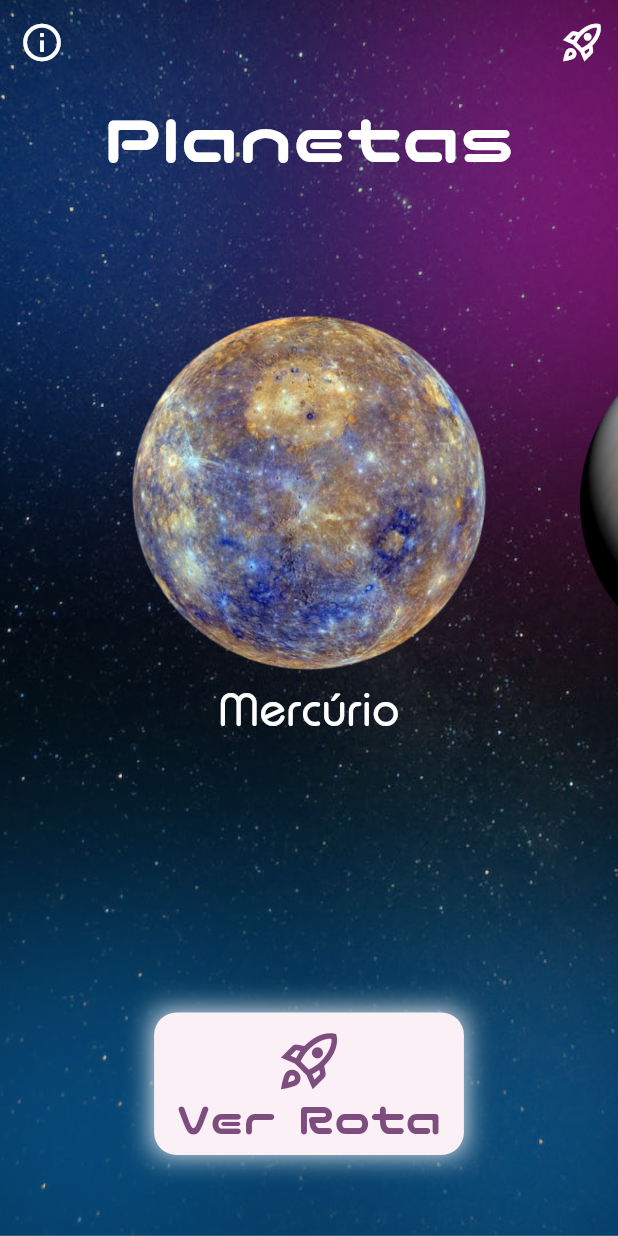
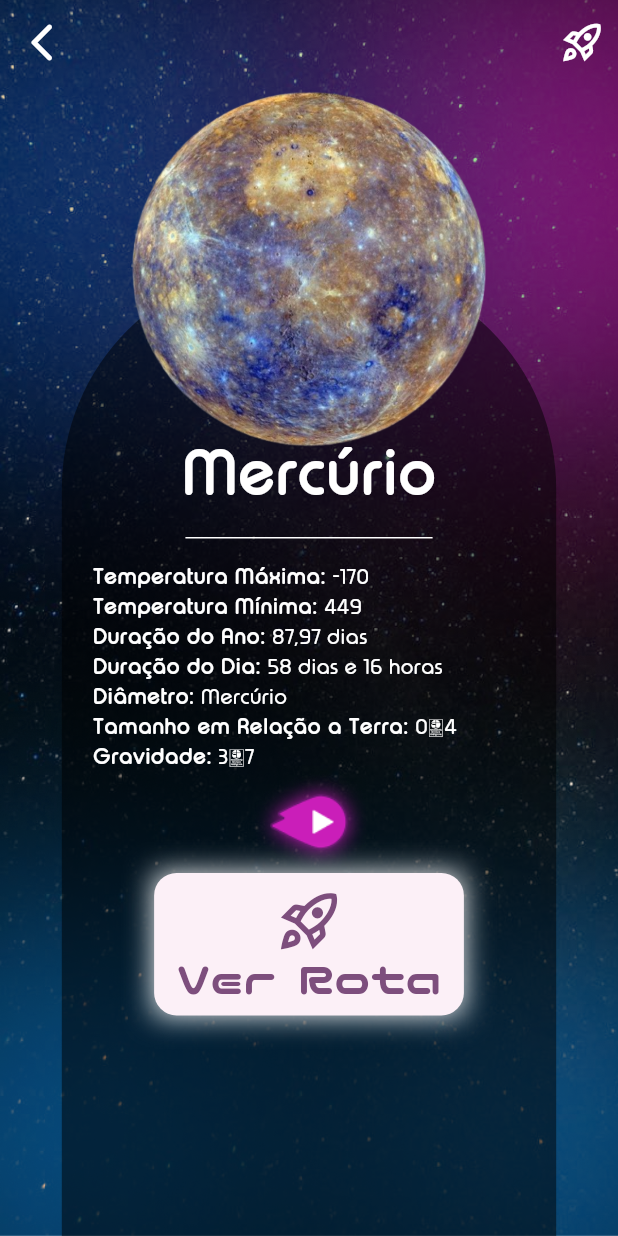
Before and after one commit to zamuelfernandes/odyssey_app, a Flutter app: the CarrouselPage screen opened directly, after a tap on "Mercúrio", on a phone screen of 412 x 824 dp. Run offline on Flutter 3.47's test engine with Material 2 defaults, Android fonts, the phone set to English and light mode, and no system bars; drawn by our look-alikes of carousel_slider; our stand-ins replace flutter_svg, smooth_page_indicator, youtube_player_flutter.

Commit message:
Implementação AboutPlanet

```diff
--- /dev/null
+++ b/lib/pages/initialPage/aboutPlanet.dart
@@ -0,0 +1,216 @@
+import 'package:flutter/material.dart';
+import 'package:odyssey_app/models/planets.dart';
+import 'package:odyssey_app/pages/initialPage/attractionsPage.dart';
+import 'package:odyssey_app/themes/app_colors.dart';
+import 'package:youtube_player_flutter/youtube_player_flutter.dart';
+
+class AboutPlanetPage extends StatefulWidget {
+  final Planet planet;
+  final String title;
+
+  const AboutPlanetPage({
+    super.key,
+    required this.planet,
+    this.title = 'AboutPlanetPage',
+  });
+
+  @override
+  AboutPlanetPageState createState() => AboutPlanetPageState();
+}
+
+class AboutPlanetPageState extends State<AboutPlanetPage> {
+  Planet? planet;
+  String videoID = '';
+  YoutubePlayerController _controller =
+      YoutubePlayerController(initialVideoId: '');
+
+  @override
+  void initState() {
+    planet = widget.planet;
+    videoID = planet!.video!;
+    _controller = YoutubePlayerController(
+      initialVideoId: videoID,
+    );
+    super.initState();
+  }
+
+  @override
+  Widget build(BuildContext context) {
+    double screenHeight = MediaQuery.sizeOf(context).height;
+    double screenWidth = MediaQuery.sizeOf(context).width;
+
+    return Container(
+      width: screenWidth,
+      height: screenHeight,
+      decoration: const BoxDecoration(
+        image: DecorationImage(
+          image: AssetImage("assets/images/background.png"),
+          fit: BoxFit.cover,
+        ),
+      ),
+      child: Scaffold(
+        backgroundColor: Colors.transparent,
+        appBar: AppBar(
+          backgroundColor: Colors.transparent,
+          leading: IconButton(
+            color: AppColors.white,
+            onPressed: () {
+              Navigator.pop(context);
+            },
+            icon: const Icon(
+              Icons.arrow_back_ios_new_rounded,
+              size: 30,
+              color: AppColors.white,
+            ),
+          ),
+          actions: <Widget>[
+            IconButton(
+              color: AppColors.white,
+              iconSize: 30,
+              onPressed: () {},
+              icon: const Icon(Icons.rocket_launch_outlined),
+            ),
+          ],
+        ),
+        body: Center(
+          child: Stack(
+            alignment: Alignment.topCenter,
+            children: [
+              Container(
+                  margin: const EdgeInsets.only(top: 120),
+                  width: screenWidth * 0.8,
+                  decoration: BoxDecoration(
+                    borderRadius: const BorderRadius.only(
+                      topLeft: Radius.circular(150),
+                      topRight: Radius.circular(150),
+                    ),
+                    color: Colors.black.withOpacity(0.5),
+                  )),
+              Hero(
+                tag: '${widget.planet.nome}',
+                child: Image.asset(
+                  widget.planet.imagem!,
+                  fit: BoxFit.cover,
+                  width: screenWidth * 0.6,
+                ),
+              ),
+              SizedBox(
+                width: screenWidth * 0.7,
+                child: Column(
+                  children: [
+                    const SizedBox(height: 230),
+                    Text(
+                      '${widget.planet.nome}',
+                      style: const TextStyle(
+                        fontWeight: FontWeight.w700,
+                        color: AppColors.white,
+                        fontSize: 40,
+                      ),
+                    ),
+                    Container(
+                      width: screenWidth * 0.4,
+                      height: 1,
+                      color: AppColors.white,
+                      margin: const EdgeInsets.symmetric(vertical: 15),
+                    ),
+                    infoTextWidget('Temperatura Máxima: ',
+                        '${widget.planet.maxTemperatura}'),
+                    infoTextWidget('Temperatura Mínima: ',
+                        '${widget.planet.minTemperatura}'),
+                    infoTextWidget('Duração do Ano: ', '${widget.planet.ano}'),
+                    infoTextWidget('Duração do Dia: ', '${widget.planet.dia}'),
+                    infoTextWidget('Diâmetro: ', '${widget.planet.nome}'),
+                    infoTextWidget('Tamanho em Relação a Terra: ',
+                        '${widget.planet.tamanhoRelacaoTerra}'),
+                    infoTextWidget('Gravidade: ', '${widget.planet.gravidade}'),
+                    // infoTextWidget('Descrição: ', '${widget.planet!.descricao}'),
+                    InkWell(
+                      highlightColor: Colors.transparent,
+                      splashColor: Colors.transparent,
+                      onTap: () {
+                        showDialog(
+                          context: context,
+                          builder: (BuildContext context) {
+                            return YoutubePlayer(
+                              controller: _controller,
+                              showVideoProgressIndicator: true,
+                              onReady: () {
+                                //_controller.addListener(listener);
+                              },
+                            );
+                          },
+                        );
+                      },
+                      child: Image.asset(
+                        'assets/images/player.png',
+                        fit: BoxFit.cover,
+                        width: screenWidth * 0.2,
+                      ),
+                    ),
+
+                    Container(
+                      decoration: const BoxDecoration(
+                        boxShadow: [
+                          BoxShadow(
+                            color: AppColors.white,
+                            blurRadius: 15,
+                            spreadRadius: 0.2,
+                          ),
+                        ],
+                      ),
+                      child: ElevatedButton(
+                        onPressed: () {
+                          Navigator.push(
+                            context,
+                            MaterialPageRoute(
+                              builder: (context) => const AttractionsPage(),
+                            ),
+                          );
+                        },
+                        child: const Column(
+                          children: [
+                            Icon(
+                              Icons.rocket_launch_outlined,
+                              size: 45,
+                            ),
+                            Text(
+                              'Ver Rota',
+                              style: TextStyle(fontSize: 30),
+                              textAlign: TextAlign.center,
+                            ),
+                          ],
+                        ),
+                      ),
+                    )
+                  ],
+                ),
+              )
+            ],
+          ),
+        ),
+      ),
+    );
+  }
+
+  Widget infoTextWidget(label, value) {
+    return Row(
+      mainAxisAlignment: MainAxisAlignment.start,
+      crossAxisAlignment: CrossAxisAlignment.start,
+      children: [
+        Text(
+          label,
+          style: const TextStyle(
+            color: AppColors.white,
+            fontWeight: FontWeight.w600,
+          ),
+        ),
+        Flexible(
+          child: Text(
+            value,
+            style: const TextStyle(color: AppColors.white),
+          ),
+        ),
+      ],
+    );
+  }
+}
--- /dev/null
+++ b/lib/pages/initialPage/attractionsPage.dart
@@ -0,0 +1,15 @@
+import 'package:flutter/material.dart';
+
+class AttractionsPage extends StatefulWidget {
+  const AttractionsPage({super.key});
+
+  @override
+  State<AttractionsPage> createState() => _AttractionsPageState();
+}
+
+class _AttractionsPageState extends State<AttractionsPage> {
+  @override
+  Widget build(BuildContext context) {
+    return Container();
+  }
+}
--- a/lib/pages/initialPage/carrousselPage.dart
+++ b/lib/pages/initialPage/carrousselPage.dart
@@ -4,6 +4,7 @@ import 'package:carousel_slider/carousel_slider.dart';
 import 'package:flutter/material.dart';
 import 'package:odyssey_app/models/planets.dart';
 import 'package:odyssey_app/pages/aboutPage/aboutPage.dart';
+import 'package:odyssey_app/pages/initialPage/aboutPlanet.dart';
 import 'package:odyssey_app/pages/travelPage/travelPage.dart';
 import 'package:odyssey_app/services/jsonData.dart';
 import 'package:odyssey_app/themes/app_colors.dart';
@@ -90,7 +91,7 @@ class CarrouselPageState extends State<CarrouselPage> {
               ),
             ),
             Padding(
-              padding: const EdgeInsets.only(top: 50, bottom: 100),
+              padding: EdgeInsets.only(top: 50, bottom: screenHeight * 0.1),
               child: CarouselSlider(
                 options: CarouselOptions(
                   height: 350,
@@ -103,14 +104,28 @@ class CarrouselPageState extends State<CarrouselPage> {
                 items: planets.planets!
                     .map(
                       (planet) => InkWell(
-                        onTap: () {},
+                        highlightColor: Colors.transparent,
+                        splashColor: Colors.transparent,
+                        focusColor: Colors.transparent,
+                        onTap: () {
+                          Navigator.push(
+                            context,
+                            MaterialPageRoute(
+                              builder: ((context) =>
+                                  AboutPlanetPage(planet: planet)),
+                            ),
+                          );
+                        },
                         child: Column(
                           mainAxisAlignment: MainAxisAlignment.center,
                           children: [
-                            Image.asset(
+                            Hero(
+                              tag: '${planet.nome}',
+                              child: Image.asset(
                                 planet.imagem!,
                                 fit: BoxFit.cover,
                                 width: screenWidth * 0.6,
+                              ),
                             ),
                             Text(
                               planet.nome!,
@@ -126,9 +141,7 @@ class CarrouselPageState extends State<CarrouselPage> {
                     .toList(),
               ),
             ),
-            Padding(
-              padding: const EdgeInsets.only(top: 50),
-              child: Container(
+            Container(
               decoration: const BoxDecoration(
                 boxShadow: [
                   BoxShadow(
@@ -161,7 +174,6 @@ class CarrouselPageState extends State<CarrouselPage> {
                   ],
                 ),
               ),
-              ),
             )
           ],
         ),
--- a/pubspec.yaml
+++ b/pubspec.yaml
@@ -36,6 +36,8 @@ dependencies:
   cupertino_icons: ^1.0.6
   flutter_svg: ^2.0.7
   carousel_slider: ^4.2.1
+  youtube_player_iframe: ^4.0.4
+  youtube_player_flutter: ^8.1.2
 
 dev_dependencies:
   flutter_test:
```
Also changed, not shown: lib/services/planetas.json (+8 -8 lines), assets/images/player.png (added), pubspec.lock. Lines whose indentation alone changed are shown as unchanged.
